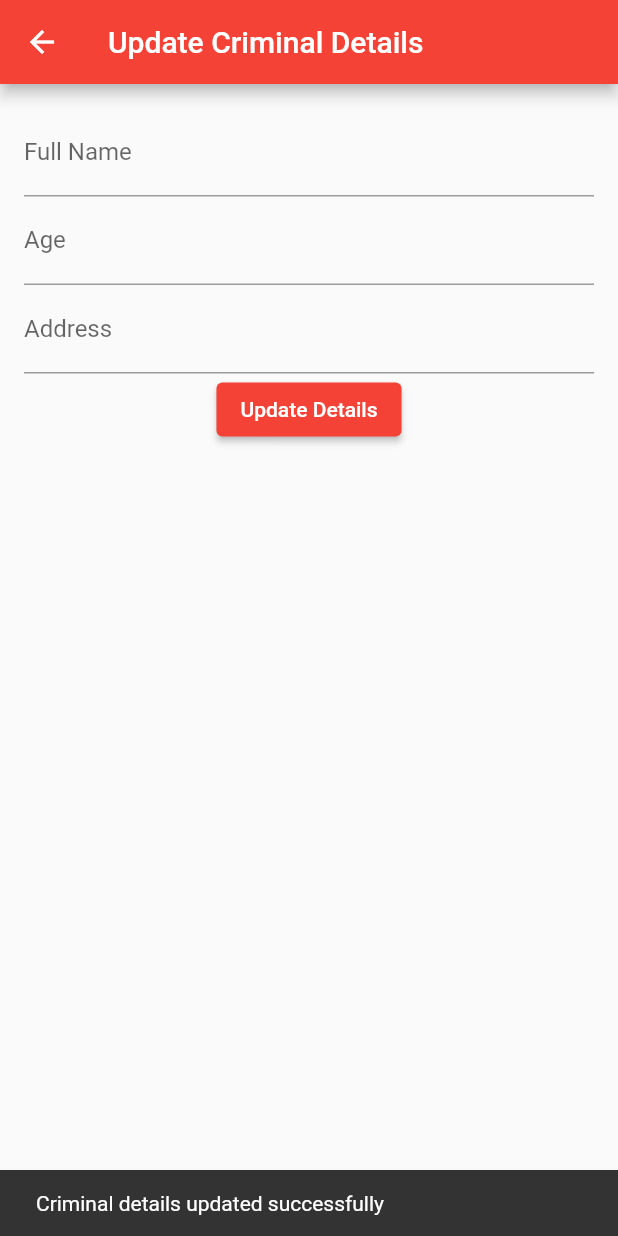
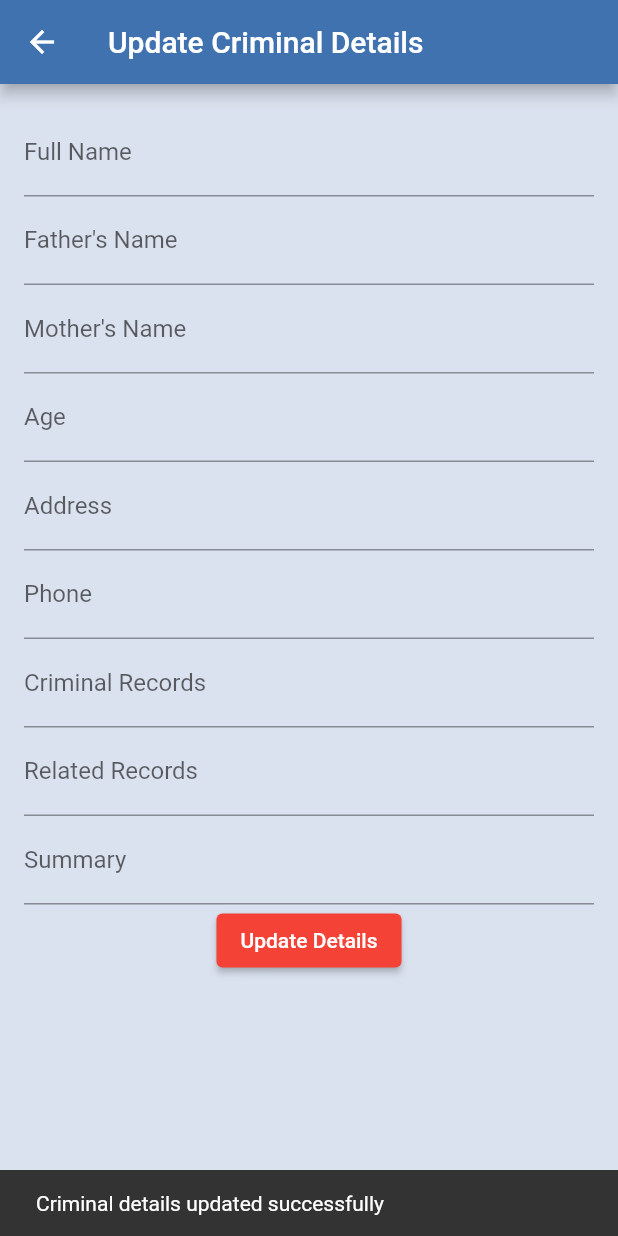
Before and after one commit to singh-that-codes/uk_records, a Flutter app: the UpdateCriminalDetailsScreen screen opened directly with empty values, after a tap on "Update Details", on a phone screen of 412 x 824 dp. Run offline on Flutter 3.47's test engine with Material 2 defaults, Android fonts, the phone set to English and light mode, and no system bars; our stand-ins replace cloud_firestore, firebase_auth, firebase_core, firebase_storage, flutter_screenutil, google_sign_in and 1 more; accounts and stored records are empty.

Commit message:
update functionality changed

```diff
--- a/lib/firestore_database/database_service.dart
+++ b/lib/firestore_database/database_service.dart
@@ -94,14 +94,25 @@ class DatabaseService {
   }
 
   Future<void> updateCriminalField(
-    String criminalDocId,
-    String fieldName,
-    String newValue,
-  ) async {
-    await _criminalsRef.doc(criminalDocId).update({
-      fieldName: newValue,
-    });
+  String criminalDocId,
+  String fieldName,
+  String newValue,
+) async {
+  try {
+    // Retrieve the existing document data
+    DocumentSnapshot docSnapshot = await _criminalsRef.doc(criminalDocId).get();
+    Map<String, dynamic> existingData = docSnapshot.data() as Map<String, dynamic>;
+
+    // Update the desired field with the new value
+    existingData[fieldName] = newValue;
+
+    // Update the entire document with the modified data
+    await _criminalsRef.doc(criminalDocId).set(existingData);
+  } catch (e) {
+    print('Error updating criminal field: $e');
+    // Handle the error as needed
   }
+}
 
   Future<void> updateCriminalImage(String criminalDocId, String imageUrl) async {
     await _criminalsRef.doc(criminalDocId).update({
--- a/lib/screens/update_criminal_details_screen.dart
+++ b/lib/screens/update_criminal_details_screen.dart
@@ -1,10 +1,13 @@
+// ignore_for_file: library_private_types_in_public_api
+
 import 'package:flutter/material.dart';
 import 'package:myukapp/firestore_database/database_service.dart';
+import 'package:myukapp/styles/app_colors.dart';
 
 class UpdateCriminalDetailsScreen extends StatefulWidget {
   final String selectedCriminal;
 
-  const UpdateCriminalDetailsScreen({Key? key, required this.selectedCriminal})
+  const UpdateCriminalDetailsScreen({Key? key, required this.selectedCriminal, required String criminalName})
       : super(key: key);
 
   @override
@@ -14,11 +17,12 @@ class UpdateCriminalDetailsScreen extends StatefulWidget {
 
 class _UpdateCriminalDetailsScreenState
     extends State<UpdateCriminalDetailsScreen> {
-  TextEditingController _fullNameController = TextEditingController();
-  TextEditingController _ageController = TextEditingController();
-  TextEditingController _addressController = TextEditingController();
-  TextEditingController _fathersNameController = TextEditingController();
-  TextEditingController _mothersNameController = TextEditingController();
+
+  final TextEditingController _fullNameController = TextEditingController();
+  final TextEditingController _ageController = TextEditingController();
+  final TextEditingController _addressController = TextEditingController();
+  final TextEditingController _fathersNameController = TextEditingController();
+  final TextEditingController _mothersNameController = TextEditingController();
   TextEditingController _phoneController = TextEditingController();
   TextEditingController _criminalRecordsController = TextEditingController();
   TextEditingController _relatedRecordsController = TextEditingController();
@@ -38,17 +42,16 @@ class _UpdateCriminalDetailsScreenState
       await DatabaseService().getCriminalDetails(widget.selectedCriminal);
 
   setState(() {
-    _fullNameController.text = criminalDetails['fullName'];
-    _fathersNameController.text=criminalDetails['fathersname'];
-    _mothersNameController.text=criminalDetails['mothersname'];
-    _criminalRecordsController=criminalDetails['criminalRecords'];
-    _relatedRecordsController=criminalDetails['relatedrecords'];
-    _imageUrlController=criminalDetails['imageurl'];
-    _ageController.text = criminalDetails['age'];
-    _phoneController=criminalDetails['phone'];
-    _summaryController=criminalDetails['summary'];
-    _addressController.text = criminalDetails['address'];
-
+    _fullNameController.text = criminalDetails['fullName'] ?? "";
+    _fathersNameController.text=criminalDetails['fathersname'] ?? "";
+    _mothersNameController.text=criminalDetails['mothersname'] ?? "";
+    _criminalRecordsController.text=criminalDetails['criminalRecords'] ?? "";
+    _relatedRecordsController.text=criminalDetails['relatedrecords'] ?? "";
+    _imageUrlController.text=criminalDetails['imageurl'] ?? "";
+    _ageController.text = criminalDetails['age'] ?? "";
+    _phoneController.text=criminalDetails['phone'] ?? "";
+    _summaryController.text=criminalDetails['summary'] ?? "";
+    _addressController.text = criminalDetails['address'] ?? "";
 
   });
 }
@@ -57,8 +60,10 @@ class _UpdateCriminalDetailsScreenState
   @override
   Widget build(BuildContext context) {
     return Scaffold(
+      backgroundColor: AppColors.bgColor,
       appBar: AppBar(
-        title: Text('Update Criminal Details'),
+        backgroundColor: AppColors.appBarColor,
+        title: const Text('Update Criminal Details'),
       ),
       body: SingleChildScrollView(
         padding: const EdgeInsets.all(16.0),
@@ -66,17 +71,41 @@ class _UpdateCriminalDetailsScreenState
           children: [
             TextField(
               controller: _fullNameController,
-              decoration: InputDecoration(labelText: 'Full Name'),
+              decoration: const InputDecoration(labelText: 'Full Name'),
+            ),
+            TextField(
+              controller: _fathersNameController,
+              decoration: const InputDecoration(labelText: 'Father\'s Name'),
+            ),
+            TextField(
+              controller: _mothersNameController,
+              decoration: const InputDecoration(labelText: 'Mother\'s Name'),
             ),
             TextField(
               controller: _ageController,
-              decoration: InputDecoration(labelText: 'Age'),
+              decoration: const InputDecoration(labelText: 'Age'),
             ),
             TextField(
               controller: _addressController,
-              decoration: InputDecoration(labelText: 'Address'),
+              decoration: const InputDecoration(labelText: 'Address'),
             ),
-            // Add more TextFields for other fields
+            TextField(
+              controller: _phoneController,
+              decoration: const InputDecoration(labelText: 'Phone'),
+            ),
+            TextField(
+              controller: _criminalRecordsController,
+              decoration: const InputDecoration(labelText: 'Criminal Records'),
+            ),
+            TextField(
+              controller: _relatedRecordsController,
+              decoration: const InputDecoration(labelText: 'Related Records'),
+            ),
+            TextField(
+              controller: _summaryController,
+              decoration: const InputDecoration(labelText: 'Summary'),
+            ),
+
             ElevatedButton(
               onPressed: () {
                 String newName = _fullNameController.text;
@@ -105,10 +134,8 @@ class _UpdateCriminalDetailsScreenState
                   newRelatedRecords,
                   newSummary,
                   newImageUrl,
-                  // Pass new values for other fields
                 );
 
-                // Show a success message
                 ScaffoldMessenger.of(context).showSnackBar(
                   const SnackBar(content: Text('Criminal details updated successfully')),
                 );
@@ -124,10 +151,15 @@ class _UpdateCriminalDetailsScreenState
   @override
   void dispose() {
     _fullNameController.dispose();
+    _fathersNameController.dispose();
+    _mothersNameController.dispose();
     _ageController.dispose();
     _addressController.dispose();
-    // Dispose other controllers
-
+    _phoneController.dispose();
+    _criminalRecordsController.dispose();
+    _relatedRecordsController.dispose();
+    _summaryController.dispose();
+    _imageUrlController.dispose();
     super.dispose();
   }
 }
--- a/lib/screens/update_criminal_screen.dart
+++ b/lib/screens/update_criminal_screen.dart
@@ -1,5 +1,7 @@
 import 'package:flutter/material.dart';
 import 'package:myukapp/firestore_database/database_service.dart';
+import 'package:myukapp/screens/update_criminal_details_screen.dart';
+import 'package:myukapp/styles/app_colors.dart'; // Import the update details screen
 
 class UpdateCriminalScreen extends StatefulWidget {
   const UpdateCriminalScreen({Key? key}) : super(key: key);
@@ -33,7 +35,6 @@ class _UpdateCriminalScreenState extends State<UpdateCriminalScreen> {
     });
   }
 
-
   void _filterCriminals(String query) {
     setState(() {
       filteredCriminals = criminalsData
@@ -50,7 +51,7 @@ class _UpdateCriminalScreenState extends State<UpdateCriminalScreen> {
     Navigator.push(
       context,
       MaterialPageRoute(
-        builder: (context) => UpdateCriminalScreen(),
+        builder: (context) => UpdateCriminalDetailsScreen(criminalName: selectedCriminal, selectedCriminal: '',), // Pass selected criminal name
       ),
     );
   }
@@ -58,7 +59,10 @@ class _UpdateCriminalScreenState extends State<UpdateCriminalScreen> {
   @override
   Widget build(BuildContext context) {
     return Scaffold(
-      appBar: AppBar(title: const Text('Update Criminal')),
+      backgroundColor: AppColors.bgColor,
+      appBar: AppBar(
+        backgroundColor: AppColors.appBarColor,
+        title: const Text('Update Criminal')),
       body: Column(
         children: [
           Padding(
```
Also changed, not shown: 1 other file. Lines whose indentation alone changed are shown as unchanged.
